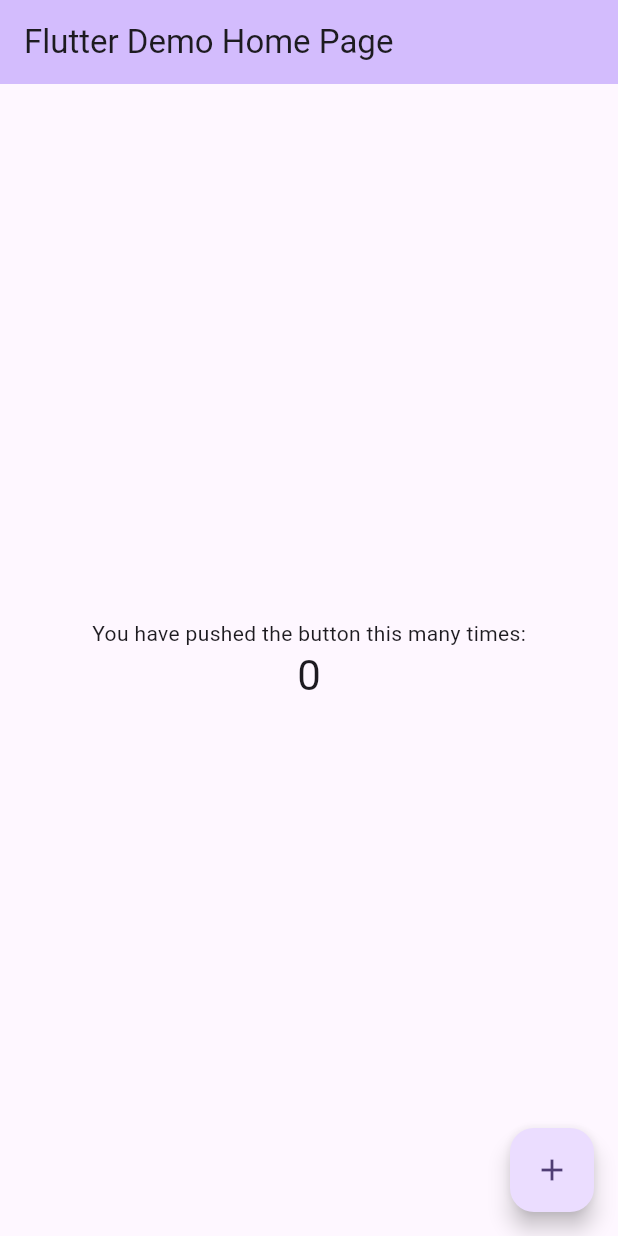
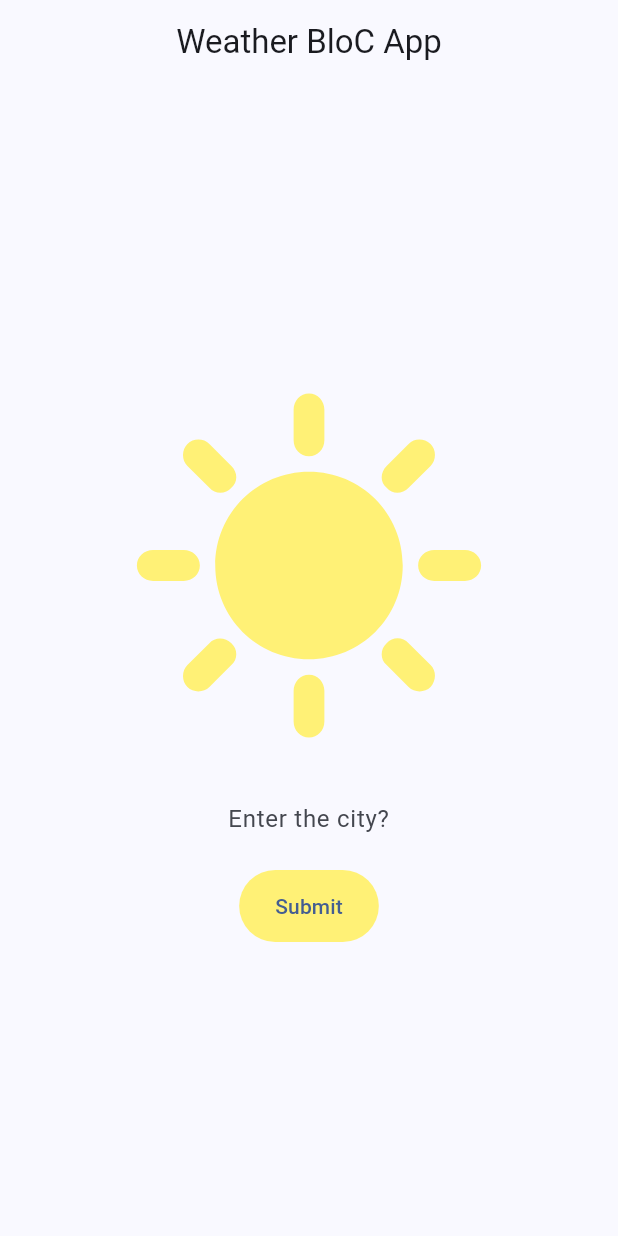
Before and after one commit to MrAppmakerDev/bloc_zero_to_hero, a Flutter app: the screen it shows after launch, on a phone screen of 412 x 824 dp. Run offline on Flutter 3.47's test engine with Material 3 defaults, Android fonts, the phone set to English and light mode, and no system bars; our stand-ins replace flutter_bloc.

Commit message:
designed the initial state of gome page

```diff
--- /dev/null
+++ b/my_weather_bloc_app/lib/business_logic/bloc/weather_bloc.dart
@@ -0,0 +1,14 @@
+
+
+import 'package:flutter_bloc/flutter_bloc.dart';
+
+part 'weather_event.dart';
+part 'weather_state.dart';
+
+class WeatherBloc extends Bloc<WeatherEvent, WeatherState> {
+  WeatherBloc() : super(WeatherState()) {
+    on<WeatherEvent>((event, emit) {
+      // TODO: implement event handler
+    });
+  }
+}
--- /dev/null
+++ b/my_weather_bloc_app/lib/business_logic/bloc/weather_event.dart
@@ -0,0 +1,3 @@
+part of 'weather_bloc.dart';
+
+class WeatherEvent {}
--- /dev/null
+++ b/my_weather_bloc_app/lib/business_logic/bloc/weather_state.dart
@@ -0,0 +1,3 @@
+part of 'weather_bloc.dart';
+
+class WeatherState {}
--- a/my_weather_bloc_app/lib/main.dart
+++ b/my_weather_bloc_app/lib/main.dart
@@ -1,4 +1,7 @@
 import 'package:flutter/material.dart';
+import 'package:flutter_bloc/flutter_bloc.dart';
+import 'package:my_weather_bloc_app/business_logic/bloc/weather_bloc.dart';
+import 'package:my_weather_bloc_app/presentation/pages/home_page.dart';
 
 void main() {
   runApp(const MyApp());
@@ -10,113 +13,16 @@ class MyApp extends StatelessWidget {
   // This widget is the root of your application.
   @override
   Widget build(BuildContext context) {
-    return MaterialApp(
-      title: 'Flutter Demo',
-      theme: ThemeData(
-        // This is the theme of your application.
-        //
-        // TRY THIS: Try running your application with "flutter run". You'll see
-        // the application has a purple toolbar. Then, without quitting the app,
-        // try changing the seedColor in the colorScheme below to Colors.green
-        // and then invoke "hot reload" (save your changes or press the "hot
-        // reload" button in a Flutter-supported IDE, or press "r" if you used
-        // the command line to start the app).
-        //
-        // Notice that the counter didn't reset back to zero; the application
-        // state is not lost during the reload. To reset the state, use hot
-        // restart instead.
-        //
-        // This works for code too, not just values: Most code changes can be
-        // tested with just a hot reload.
-        colorScheme: ColorScheme.fromSeed(seedColor: Colors.deepPurple),
+    return BlocProvider(
+      create: (context) => WeatherBloc(),
+      child: MaterialApp(
+        debugShowCheckedModeBanner: false,
+        title: 'Weather BloC App',
+        theme: ThemeData(
+          colorScheme: ColorScheme.fromSeed(seedColor: Colors.blueAccent),
+        ),
+        home: HomePage(),
       ),
-      home: const MyHomePage(title: 'Flutter Demo Home Page'),
     );
   }
 }
-
-class MyHomePage extends StatefulWidget {
-  const MyHomePage({super.key, required this.title});
-
-  // This widget is the home page of your application. It is stateful, meaning
-  // that it has a State object (defined below) that contains fields that affect
-  // how it looks.
-
-  // This class is the configuration for the state. It holds the values (in this
-  // case the title) provided by the parent (in this case the App widget) and
-  // used by the build method of the State. Fields in a Widget subclass are
-  // always marked "final".
-
-  final String title;
-
-  @override
-  State<MyHomePage> createState() => _MyHomePageState();
-}
-
-class _MyHomePageState extends State<MyHomePage> {
-  int _counter = 0;
-
-  void _incrementCounter() {
-    setState(() {
-      // This call to setState tells the Flutter framework that something has
-      // changed in this State, which causes it to rerun the build method below
-      // so that the display can reflect the updated values. If we changed
-      // _counter without calling setState(), then the build method would not be
-      // called again, and so nothing would appear to happen.
-      _counter++;
-    });
-  }
-
-  @override
-  Widget build(BuildContext context) {
-    // This method is rerun every time setState is called, for instance as done
-    // by the _incrementCounter method above.
-    //
-    // The Flutter framework has been optimized to make rerunning build methods
-    // fast, so that you can just rebuild anything that needs updating rather
-    // than having to individually change instances of widgets.
-    return Scaffold(
-      appBar: AppBar(
-        // TRY THIS: Try changing the color here to a specific color (to
-        // Colors.amber, perhaps?) and trigger a hot reload to see the AppBar
-        // change color while the other colors stay the same.
-        backgroundColor: Theme.of(context).colorScheme.inversePrimary,
-        // Here we take the value from the MyHomePage object that was created by
-        // the App.build method, and use it to set our appbar title.
-        title: Text(widget.title),
-      ),
-      body: Center(
-        // Center is a layout widget. It takes a single child and positions it
-        // in the middle of the parent.
-        child: Column(
-          // Column is also a layout widget. It takes a list of children and
-          // arranges them vertically. By default, it sizes itself to fit its
-          // children horizontally, and tries to be as tall as its parent.
-          //
-          // Column has various properties to control how it sizes itself and
-          // how it positions its children. Here we use mainAxisAlignment to
-          // center the children vertically; the main axis here is the vertical
-          // axis because Columns are vertical (the cross axis would be
-          // horizontal).
-          //
-          // TRY THIS: Invoke "debug painting" (choose the "Toggle Debug Paint"
-          // action in the IDE, or press "p" in the console), to see the
-          // wireframe for each widget.
-          mainAxisAlignment: MainAxisAlignment.center,
-          children: <Widget>[
-            const Text('You have pushed the button this many times:'),
-            Text(
-              '$_counter',
-              style: Theme.of(context).textTheme.headlineMedium,
-            ),
-          ],
-        ),
-      ),
-      floatingActionButton: FloatingActionButton(
-        onPressed: _incrementCounter,
-        tooltip: 'Increment',
-        child: const Icon(Icons.add),
-      ), // This trailing comma makes auto-formatting nicer for build methods.
-    );
-  }
-}
--- /dev/null
+++ b/my_weather_bloc_app/lib/presentation/pages/home_page.dart
@@ -0,0 +1,62 @@
+import 'package:flutter/material.dart';
+import 'package:flutter_bloc/flutter_bloc.dart';
+import 'package:my_weather_bloc_app/business_logic/bloc/weather_bloc.dart';
+import 'package:my_weather_bloc_app/presentation/widgets/custom_button.dart';
+
+class HomePage extends StatefulWidget {
+  const HomePage({super.key});
+
+  @override
+  State<HomePage> createState() => _HomePageState();
+}
+
+class _HomePageState extends State<HomePage> {
+  TextEditingController textController = TextEditingController();
+  @override
+  void dispose() {
+    textController.dispose();
+    super.dispose();
+  }
+
+  @override
+  Widget build(BuildContext context) {
+    return Scaffold(
+        appBar: AppBar(
+          title: Text('Weather BloC App'),
+          centerTitle: true,
+        ),
+        body: BlocConsumer<WeatherBloc, WeatherState>(
+          listener: (context, state) {
+            // TODO: implement listener
+          },
+          builder: (context, state) {
+            return Column(
+              crossAxisAlignment: CrossAxisAlignment.center,
+              mainAxisAlignment: MainAxisAlignment.center,
+              children: [
+                Icon(
+                  Icons.sunny,
+                  size: 250.0,
+                  color: Colors.yellow[300],
+                ),
+                SizedBox(height: 20.0),
+                TextFormField(
+                  controller: textController,
+                  textAlign: TextAlign.center,
+                  decoration: InputDecoration(
+                      border: InputBorder.none,
+                      contentPadding: EdgeInsets.all(10.0),
+                      hintText: 'Enter the city?'),
+                ),
+                SizedBox(height: 10.0),
+                CustomButton(
+                  onPressed: () {},
+                  text: 'Submit',
+                  backgroundColor: Colors.yellow[300],
+                ),
+              ],
+            );
+          },
+        ));
+  }
+}
--- /dev/null
+++ b/my_weather_bloc_app/lib/presentation/widgets/custom_button.dart
@@ -0,0 +1,37 @@
+// ignore_for_file: public_member_api_docs, sort_constructors_first
+import 'package:flutter/material.dart';
+
+class CustomButton extends StatelessWidget {
+  VoidCallback? onPressed;
+  EdgeInsets? padding;
+  String? text;
+  Color? backgroundColor;
+  CustomButton({
+    super.key,
+    required this.onPressed,
+    this.padding,
+    required this.text,
+    this.backgroundColor,
+  });
+
+  @override
+  Widget build(BuildContext context) {
+    return Container(
+      decoration: BoxDecoration(
+        color: backgroundColor,
+        borderRadius: BorderRadius.circular(25),
+      ),
+      padding: padding,
+      child: ElevatedButton(
+        onPressed: onPressed,
+        style: ElevatedButton.styleFrom(
+          backgroundColor: Colors.transparent,
+          shadowColor: Colors.transparent, // remove shadow
+          surfaceTintColor: Colors.transparent, // optional for newer versions
+          elevation: 0, // remove elevation if needed
+        ),
+        child: Text(text ?? 'Click Me'),
+      ),
+    );
+  }
+}
--- a/my_weather_bloc_app/pubspec.yaml
+++ b/my_weather_bloc_app/pubspec.yaml
@@ -19,7 +19,7 @@ publish_to: "none" # Remove this line if you wish to publish to pub.dev
 version: 1.0.0+1
 
 environment:
-  sdk: ^3.7.2
+  sdk: ">=3.6.0 <=4.0.0"
 
 # Dependencies specify other packages that your package needs in order to work.
 # To automatically upgrade your package dependencies to the latest versions
```
Also changed, not shown: my_weather_bloc_app/pubspec.lock, 1 other file.
